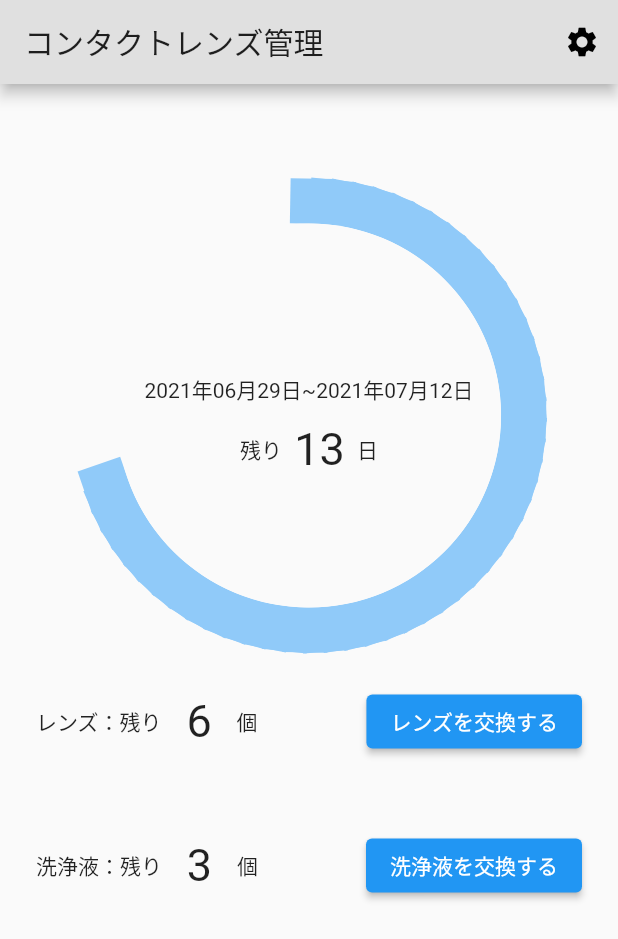
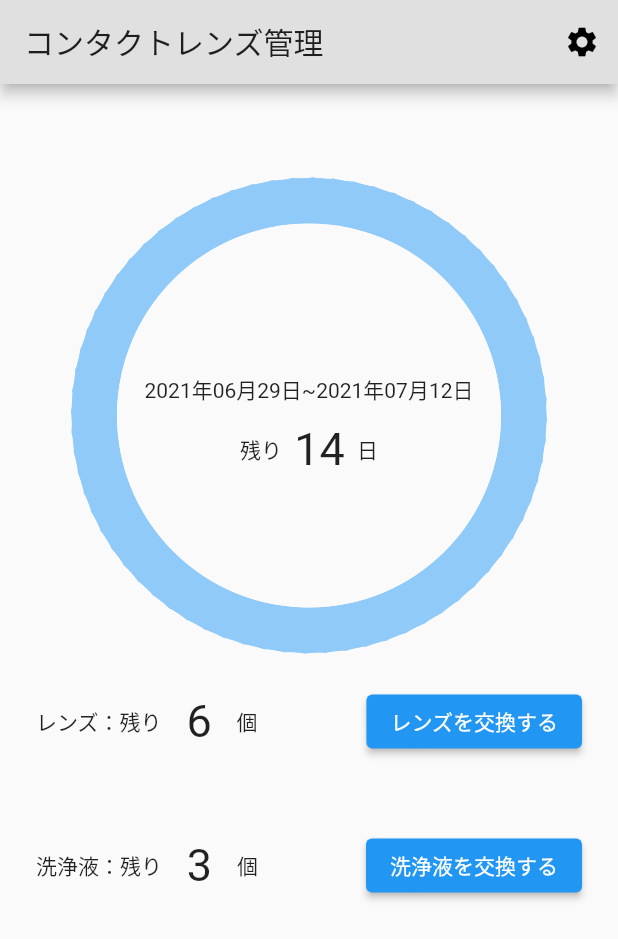
Before and after one commit to nogu66/contact-lens-app, a Flutter app: the screen it shows after launch, on a phone screen of 412 x 824 dp. Shown: the top 939 px of the screen. Run offline on Flutter 3.47's test engine with Material 2 defaults, Android fonts, the phone set to English and light mode, and no system bars; our stand-ins replace flutter_local_notifications, flutter_native_timezone, shared_preferences, timezone; missing offline and left inert: admob_flutter, flutter_picker.

Commit message:
完成版

```diff
--- a/lib/presentation/main/main.dart
+++ b/lib/presentation/main/main.dart
@@ -135,7 +135,7 @@ class TopPage extends StatelessWidget {
                                                 SizedBox(
                                                   width: 50,
                                                   child: Text(
-                                                    '${model.counter}',
+                                                    '${model.limitCounter}',
                                                     textAlign: TextAlign.center,
                                                     style: TextStyle(
                                                       fontSize: 30,
```
Also changed, not shown: 5 other files.
